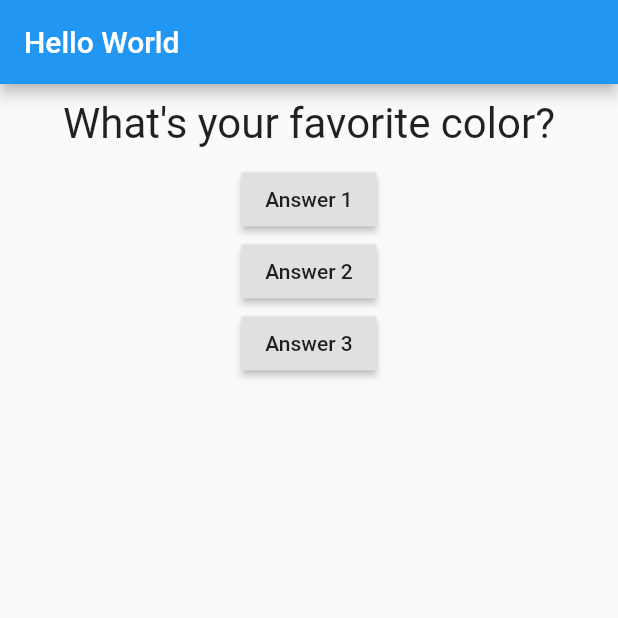
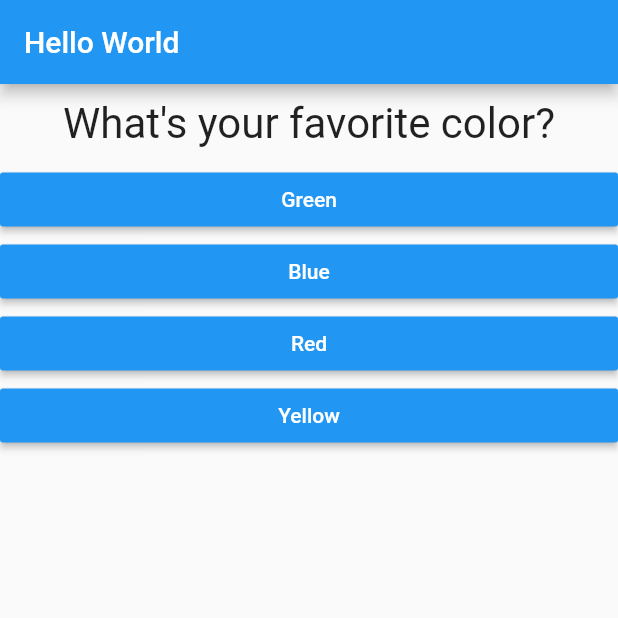
Before and after one commit to himangshuishere/Flutter, a Flutter app: the screen it shows after launch, on a phone screen of 412 x 824 dp, the top half of it. Run offline on Flutter 3.47's test engine with Material 2 defaults, Android fonts, the light colour scheme and no system bars.

Commit message:
Refactors done and added file answer.dart
> Introduced map functionality for the dynamic generation of widgets.

```diff
--- /dev/null
+++ b/first_app/lib/answer.dart
@@ -0,0 +1,22 @@
+import 'package:flutter/material.dart';
+
+class Answer extends StatelessWidget {
+
+  final VoidCallback selectHandler;
+  final String answerText;
+
+  Answer(this.selectHandler, this.answerText);
+
+  @override
+  Widget build(BuildContext context) {
+    return Container(
+      width: double.infinity,
+      child: RaisedButton(
+        child: Text(answerText),
+        color: Colors.blue,
+        textColor: Colors.white,
+        onPressed: selectHandler,
+      )
+    );
+  }
+}
--- a/first_app/lib/main.dart
+++ b/first_app/lib/main.dart
@@ -1,5 +1,6 @@
 import 'package:flutter/material.dart';
 import './question.dart';
+import './answer.dart';
 
 // void main(){
 //   runApp(FirstApp());
@@ -9,7 +10,6 @@
 void main() => runApp(FirstApp());
 
 class FirstApp extends StatefulWidget {
-
   @override
   State<StatefulWidget> createState() {
     // TODO: implement createState
@@ -17,7 +17,7 @@
   }
 }
 
-class _FirstAppState extends State<FirstApp>{
+class _FirstAppState extends State<FirstApp> {
   var _questionIndex = 0;
 
   void _answerQuestion() {
@@ -28,24 +28,31 @@
     print(_questionIndex);
   }
 
-
   @override
   Widget build(BuildContext context) {
     var questions = [
-      'What\'s your favorite color?',
-      'What\'s your favorite animal?'
+      {
+        'questionText': 'What\'s your favorite color?',
+        'answers': ['Green', 'Blue', 'Red', 'Yellow']
+      },
+      {
+        'questionText': 'What\'s your favorite animal?',
+        'answers': ['Cheetah', 'Lion', 'Tiger', 'Cow']
+      },
+      {
+        'questionText': 'What\'s your favorite App?',
+        'answers': ['Google', 'Instagram', 'Facebook', 'WhatsApp']
+      },
     ];
     return MaterialApp(
       home: Scaffold(
         appBar: AppBar(title: const Text("Hello World")),
         body: Column(
           children: [
-            Question(questions[_questionIndex]), // Question
-            RaisedButton(child: const Text('Answer 1'), onPressed: _answerQuestion), // RaisedButton
-            RaisedButton(child: const Text('Answer 2'), onPressed: () => print("Answer 2 chosen!")), // RaisedButton
-            RaisedButton(child: const Text('Answer 3'), onPressed: () {
-              print("Answer 3 chosen!");
-            }),
+            Question(questions[_questionIndex]['questionText'] as String), // Question
+            ...(questions[_questionIndex]['answers'] as List<String>).map((answer){
+              return Answer(_answerQuestion, answer);
+            }).toList()
           ],
         ),
       ),
```
